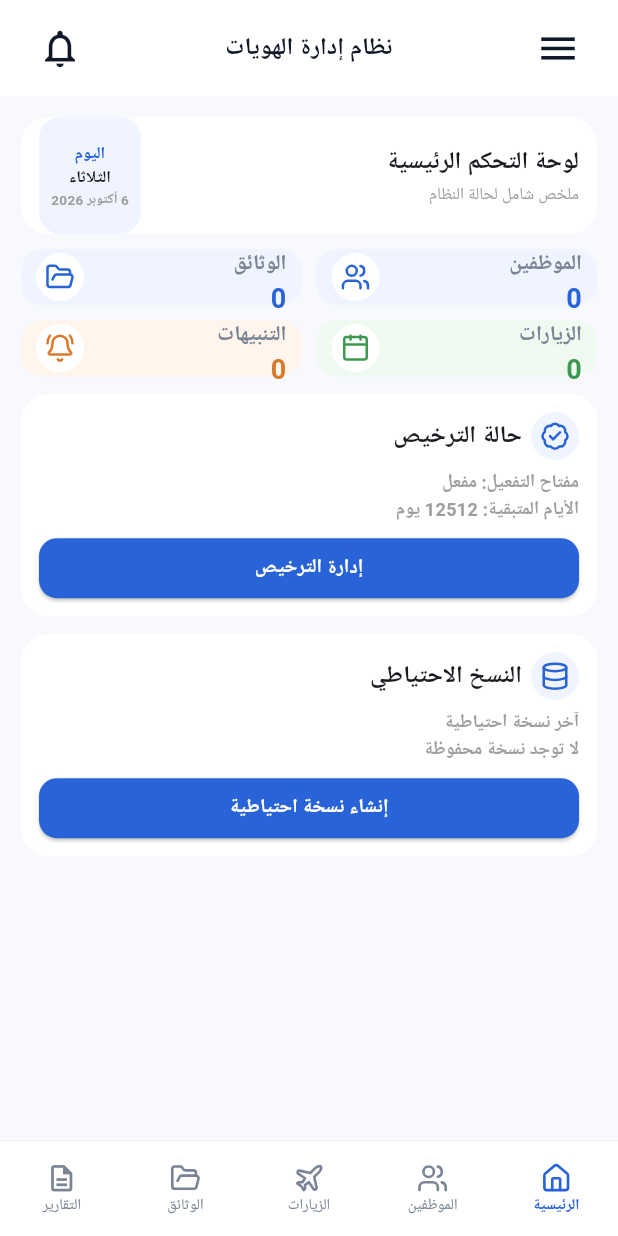
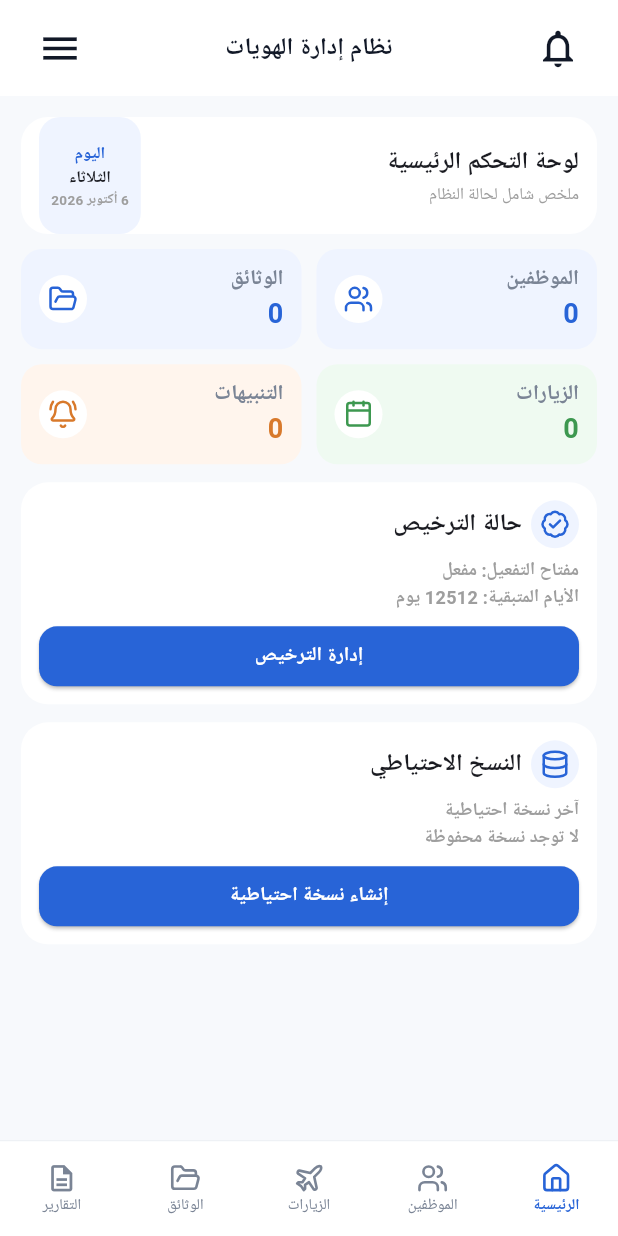
Before and after one commit to alazani-web/employee_id_app, a Flutter app: the screen it shows after launch, on a phone screen of 412 x 824 dp. Run offline on Flutter 3.47's test engine with Material 3 defaults, Android fonts, the phone set to English and light mode, and no system bars; our stand-ins replace file_picker, firebase_core, flutter_local_notifications, flutter_svg, flutter_timezone, lucide_icons_flutter and 4 more; missing offline and left inert: excel, universal_html; accounts and stored records are empty; Roboto replaces fonts that are missing (Cairo).

Commit message:
تعديلات

```diff
--- a/lib/app.dart
+++ b/lib/app.dart
@@ -27,26 +27,27 @@ class _AppState extends State<App> with WidgetsBindingObserver {
 
   String currentPage = 'home';
 
-  // نحتفظ بالصفحات الرئيسية داخل IndexedStack حتى لا يعاد بناؤها
-  // عند كل انتقال، وبالتالي لا يحدث اهتزاز أو انتقال بصري غير مرغوب.
-  final List<Widget> _mainPages = const [
-    HomeScreen(),
-    EmployeesScreen(),
-    VisitsScreen(),
-    DocumentsScreen(),
-    ReportsScreen(),
-  ];
+  late final List<Widget> _mainPages;
+
+  @override
+  void initState() {
+    super.initState();
+
+    _mainPages = [
+      HomeScreen(onNavigate: navigate),
+      const EmployeesScreen(),
+      const VisitsScreen(),
+      const DocumentsScreen(),
+      const ReportsScreen(),
+    ];
+
+    WidgetsBinding.instance.addObserver(this);
+    _loadLockState();
+  }
 
   bool _lockEnabled = false;
   bool _isLocked = false;
   bool _loadingLock = true;
-
-  @override
-  void initState() {
-    super.initState();
-    WidgetsBinding.instance.addObserver(this);
-    _loadLockState();
-  }
 
   @override
   void dispose() {
@@ -85,6 +86,7 @@ class _AppState extends State<App> with WidgetsBindingObserver {
 
     setState(() {
       _lockEnabled = enabled && pin.isNotEmpty;
+
       if (_lockEnabled) {
         _isLocked = true;
       }
@@ -97,8 +99,11 @@ class _AppState extends State<App> with WidgetsBindingObserver {
 
     if (pin == saved) {
       if (mounted) {
-        setState(() => _isLocked = false);
+        setState(() {
+          _isLocked = false;
+        });
       }
+
       return true;
     }
 
@@ -108,10 +113,9 @@ class _AppState extends State<App> with WidgetsBindingObserver {
   void navigate(String page) {
     if (!mounted) return;
 
-    scaffoldKey.currentState?.closeDrawer();
+    // إغلاق القائمة الجانبية من الجهة اليسرى
+    scaffoldKey.currentState?.closeEndDrawer();
 
-    // لا نستخدم Navigator.push عند تغيير تبويب رئيسي.
-    // مجرد تغيير index داخل IndexedStack يمنع حركة الصفحة والاهتزاز.
     setState(() {
       currentPage = page;
     });
@@ -121,12 +125,16 @@ class _AppState extends State<App> with WidgetsBindingObserver {
     switch (currentPage) {
       case 'employees':
         return 1;
+
       case 'visits':
         return 2;
+
       case 'documents':
         return 3;
+
       case 'reports':
         return 4;
+
       default:
         return 0;
     }
@@ -141,7 +149,10 @@ class _AppState extends State<App> with WidgetsBindingObserver {
 
   Widget _buildPage() {
     if (!_isMainPage) {
-      return SettingsScreen(selectedPage: currentPage);
+      return SettingsScreen(
+        selectedPage: currentPage,
+        onBack: () => navigate('home'),
+      );
     }
 
     return IndexedStack(
@@ -155,7 +166,9 @@ class _AppState extends State<App> with WidgetsBindingObserver {
     if (_loadingLock) {
       return const Material(
         color: Color(0xffF7F9FC),
-        child: Center(child: CircularProgressIndicator()),
+        child: Center(
+          child: CircularProgressIndicator(),
+        ),
       );
     }
 
@@ -163,14 +176,29 @@ class _AppState extends State<App> with WidgetsBindingObserver {
       children: [
         Scaffold(
           key: scaffoldKey,
-          drawer: SideMenu(onNavigate: navigate),
+
+          // القائمة الجانبية تظهر من الجهة اليسرى
+          // لأن التطبيق يعمل باتجاه RTL
+          endDrawer: SideMenu(
+            onNavigate: navigate,
+          ),
+
           body: Column(
             children: [
               AppHeader(
-                alertCount: context.watch<AlertProvider>().alertCount,
-                onMenuTap: () => scaffoldKey.currentState?.openDrawer(),
+                alertCount:
+                    context.watch<AlertProvider>().alertCount,
+
+                // فتح القائمة من الجهة اليسرى
+                onMenuTap: () {
+                  scaffoldKey.currentState?.openEndDrawer();
+                },
               ),
-              Expanded(child: _buildPage()),
+
+              Expanded(
+                child: _buildPage(),
+              ),
+
               if (_isMainPage)
                 SizedBox(
                   height: 64,
@@ -184,6 +212,7 @@ class _AppState extends State<App> with WidgetsBindingObserver {
                         'documents',
                         'reports',
                       ];
+
                       navigate(pages[index]);
                     },
                   ),
@@ -191,6 +220,7 @@ class _AppState extends State<App> with WidgetsBindingObserver {
             ],
           ),
         ),
+
         if (_isLocked)
           AppLockScreen(
             onUnlock: _verifyPin,
--- a/lib/main.dart
+++ b/lib/main.dart
@@ -15,7 +15,6 @@ Future<void> main() async {
   await NotificationService.instance.initialize();
 
   // إعادة جدولة التنبيهات الموجودة في البيانات المحلية.
-  // أي إشعار تم إنشاؤه سابقًا لا يعتمد على فتح صفحة معينة.
   try {
     await NotificationService.instance.syncStoredData();
   } catch (_) {
@@ -52,6 +51,10 @@ class MainApp extends StatelessWidget {
       title: 'نظام إدارة الهويات',
       debugShowCheckedModeBanner: false,
 
+      // ============================================================
+      // اللغة والاتجاه
+      // ============================================================
+
       localizationsDelegates: const [
         GlobalMaterialLocalizations.delegate,
         GlobalWidgetsLocalizations.delegate,
@@ -65,14 +68,38 @@ class MainApp extends StatelessWidget {
 
       locale: const Locale('ar', 'SA'),
 
+      // ============================================================
+      // الثيم العام
+      // ============================================================
+
       theme: ThemeData(
+        useMaterial3: true,
         fontFamily: 'Cairo',
-        useMaterial3: true,
+
         colorScheme: ColorScheme.fromSeed(
           seedColor: const Color(0xFF1D4ED8),
           primary: const Color(0xFF1D4ED8),
         ),
+
+        // منع الـ Material من إضافة تأثيرات أو ألوان
+        // غير مطلوبة على الأزرار والبطاقات.
+        splashFactory: InkRipple.splashFactory,
+
+        visualDensity: VisualDensity.standard,
+
+        pageTransitionsTheme: const PageTransitionsTheme(
+          builders: {
+            TargetPlatform.android:
+                CupertinoPageTransitionsBuilder(),
+            TargetPlatform.iOS:
+                CupertinoPageTransitionsBuilder(),
+          },
+        ),
       ),
+
+      // ============================================================
+      // الصفحة الرئيسية
+      // ============================================================
 
       home: const App(),
     );
--- a/lib/screens/home_screen.dart
+++ b/lib/screens/home_screen.dart
@@ -4,17 +4,19 @@ import 'package:flutter/material.dart';
 import 'package:shared_preferences/shared_preferences.dart';
 import 'package:flutter_svg/flutter_svg.dart';
 import 'package:provider/provider.dart';
+
 import '../providers/employee_provider.dart';
 import '../providers/visit_provider.dart';
-import '../providers/alert_provider.dart'; // استيراد مزود التنبيهات
-import 'employees_screen.dart';
-import 'visits_screen.dart';
-import 'documents_screen.dart';
-import 'alerts_screen.dart';
+import '../providers/alert_provider.dart';
 import 'settings_screen.dart';
 
 class HomeScreen extends StatefulWidget {
-  const HomeScreen({super.key});
+  final ValueChanged<String>? onNavigate;
+
+  const HomeScreen({
+    super.key,
+    this.onNavigate,
+  });
 
   @override
   State<HomeScreen> createState() => _HomeScreenState();
@@ -55,7 +57,9 @@ class _HomeScreenState extends State<HomeScreen> {
     return '${now.day} ${_months[now.month]} ${now.year}';
   }
 
-  static const String _documentsStorageKey = 'employee_id_app_documents_v2';
+  static const String _documentsStorageKey =
+      'employee_id_app_documents_v2';
+
   int _documentCount = 0;
 
   @override
@@ -68,33 +72,41 @@ class _HomeScreenState extends State<HomeScreen> {
     try {
       final prefs = await SharedPreferences.getInstance();
       final rawDocuments = prefs.getString(_documentsStorageKey);
+
       int count = 0;
 
       if (rawDocuments != null && rawDocuments.isNotEmpty) {
         final decoded = jsonDecode(rawDocuments);
+
         if (decoded is List) {
           count = decoded.length;
         }
       }
 
       if (!mounted) return;
-      setState(() => _documentCount = count);
+
+      setState(() {
+        _documentCount = count;
+      });
     } catch (_) {
       if (!mounted) return;
-      setState(() => _documentCount = 0);
+
+      setState(() {
+        _documentCount = 0;
+      });
     }
   }
 
   @override
   Widget build(BuildContext context) {
-    // جلب عدد الموظفين الحقيقي من المزود
-    final employeeCount = context.watch<EmployeeProvider>().employeeCount;
+    final employeeCount =
+        context.watch<EmployeeProvider>().employeeCount;
 
-    // جلب عدد الزيارات الحقيقي ديناميكياً من الـ VisitProvider
-    final visitCount = context.watch<VisitProvider>().visitCount;
+    final visitCount =
+        context.watch<VisitProvider>().visitCount;
 
-    // جلب عدد التنبيهات ديناميكياً من الـ AlertProvider
-    final alertCount = context.watch<AlertProvider>().alertCount;
+    final alertCount =
+        context.watch<AlertProvider>().alertCount;
 
     return Directionality(
       textDirection: TextDirection.rtl,
@@ -104,24 +116,26 @@ class _HomeScreenState extends State<HomeScreen> {
           padding: const EdgeInsets.all(14),
           child: Column(
             children: [
-              // Header المطابق تماماً لتصميم الصناديق
               Container(
                 height: 78,
-                padding: const EdgeInsets.symmetric(horizontal: 12),
+                padding:
+                    const EdgeInsets.symmetric(horizontal: 12),
                 decoration: BoxDecoration(
                   color: Colors.white,
                   borderRadius: BorderRadius.circular(18),
                 ),
                 child: Row(
-                  mainAxisAlignment: MainAxisAlignment.spaceBetween,
+                  mainAxisAlignment:
+                      MainAxisAlignment.spaceBetween,
                   children: [
-                    // العنوان والملخص في اليمين بخط بارز
                     const Column(
-                      mainAxisAlignment: MainAxisAlignment.center,
-                      crossAxisAlignment: CrossAxisAlignment.start,
+                      mainAxisAlignment:
+                          MainAxisAlignment.center,
+                      crossAxisAlignment:
+                          CrossAxisAlignment.start,
                       children: [
                         Text(
-                          "لوحة التحكم الرئيسية",
+                          'لوحة التحكم الرئيسية',
                           style: TextStyle(
                             fontSize: 16,
                             fontWeight: FontWeight.bold,
@@ -129,7 +143,7 @@ class _HomeScreenState extends State<HomeScreen> {
                         ),
                         SizedBox(height: 2),
                         Text(
-                          "ملخص شامل لحالة النظام",
+                          'ملخص شامل لحالة النظام',
                           style: TextStyle(
                             color: Colors.grey,
                             fontSize: 11,
@@ -138,19 +152,19 @@ class _HomeScreenState extends State<HomeScreen> {
                         ),
                       ],
                     ),
-
-                    // التاريخ واليوم في اليسار
                     Container(
                       padding: const EdgeInsets.all(8),
                       decoration: BoxDecoration(
                         color: const Color(0xffEFF4FF),
-                        borderRadius: BorderRadius.circular(14),
+                        borderRadius:
+                            BorderRadius.circular(14),
                       ),
                       child: Column(
-                        mainAxisAlignment: MainAxisAlignment.center,
+                        mainAxisAlignment:
+                            MainAxisAlignment.center,
                         children: [
                           const Text(
-                            "اليوم",
+                            'اليوم',
                             style: TextStyle(
                               color: Color(0xff2864D7),
                               fontSize: 11,
@@ -183,63 +197,55 @@ class _HomeScreenState extends State<HomeScreen> {
 
               GridView.count(
                 shrinkWrap: true,
-                physics: const NeverScrollableScrollPhysics(),
+                physics:
+                    const NeverScrollableScrollPhysics(),
                 crossAxisCount: 2,
                 crossAxisSpacing: 10,
                 mainAxisSpacing: 10,
-                childAspectRatio: 5.0,
+                childAspectRatio: 2.8,
                 children: [
                   StatCard(
-                    title: "الموظفين",
-                    count: "$employeeCount",
-                    icon: "assets/icons/users.svg",
+                    title: 'الموظفين',
+                    count: '$employeeCount',
+                    icon: 'assets/icons/users.svg',
                     color: const Color(0xff2864D7),
                     background: const Color(0xffEFF4FF),
-                    onTap: () => Navigator.push(
-                      context,
-                      MaterialPageRoute(
-                        builder: (_) => const EmployeesScreen(),
+                    onTap: () {
+                      widget.onNavigate?.call('employees');
+                    },
                   ),
-                    ),
-                  ),
+
                   StatCard(
-                    title: "الوثائق",
-                    count: "$_documentCount",
-                    icon: "assets/icons/folder_open.svg",
+                    title: 'الوثائق',
+                    count: '$_documentCount',
+                    icon: 'assets/icons/folder_open.svg',
                     color: const Color(0xff2864D7),
                     background: const Color(0xffEFF4FF),
-                    onTap: () => Navigator.push(
-                      context,
-                      MaterialPageRoute(
-                        builder: (_) => const DocumentsScreen(),
+                    onTap: () {
+                      widget.onNavigate?.call('documents');
+                    },
                   ),
-                    ),
-                  ),
+
                   StatCard(
-                    title: "الزيارات",
-                    count: "$visitCount",
-                    icon: "assets/icons/calendar.svg",
+                    title: 'الزيارات',
+                    count: '$visitCount',
+                    icon: 'assets/icons/calendar.svg',
                     color: const Color(0xff3D9850),
                     background: const Color(0xffEFFAF1),
-                    onTap: () => Navigator.push(
-                      context,
-                      MaterialPageRoute(
-                        builder: (_) => const VisitsScreen(),
+                    onTap: () {
+                      widget.onNavigate?.call('visits');
+                    },
                   ),
-                    ),
-                  ),
+
                   StatCard(
-                    title: "التنبيهات",
-                    count: "$alertCount", // عرض عداد التنبيهات الديناميكي هنا
-                    icon: "assets/icons/notifications.svg",
+                    title: 'التنبيهات',
+                    count: '$alertCount',
+                    icon: 'assets/icons/notifications.svg',
                     color: const Color(0xffD8792B),
                     background: const Color(0xfffff5ed),
-                    onTap: () => Navigator.push(
-                      context,
-                      MaterialPageRoute(
-                        builder: (_) => const AlertsScreen(),
-                      ),
-                    ),
+                    onTap: () {
+                      widget.onNavigate?.call('alerts');
+                    },
                   ),
                 ],
               ),
@@ -247,16 +253,17 @@ class _HomeScreenState extends State<HomeScreen> {
               const SizedBox(height: 12),
 
               InfoCard(
-                title: "حالة الترخيص",
-                icon: "assets/icons/badge_check.svg",
-                subtitle: "مفتاح التفعيل: مفعل\nالأيام المتبقية: 12512 يوم",
-                button: "إدارة الترخيص",
+                title: 'حالة الترخيص',
+                icon: 'assets/icons/badge_check.svg',
+                subtitle:
+                    'مفتاح التفعيل: مفعل\nالأيام المتبقية: 12512 يوم',
+                button: 'إدارة الترخيص',
                 onTap: () {
                   Navigator.push(
                     context,
                     MaterialPageRoute(
                       builder: (_) => const SettingsScreen(
-                        selectedPage: "activation",
+                        selectedPage: 'activation',
                       ),
                     ),
                   );
@@ -266,16 +273,17 @@ class _HomeScreenState extends State<HomeScreen> {
               const SizedBox(height: 12),
 
               InfoCard(
-                title: "النسخ الاحتياطي",
-                icon: "assets/icons/database.svg",
-                subtitle: "آخر نسخة احتياطية\nلا توجد نسخة محفوظة",
-                button: "إنشاء نسخة احتياطية",
+                title: 'النسخ الاحتياطي',
+                icon: 'assets/icons/database.svg',
+                subtitle:
+                    'آخر نسخة احتياطية\nلا توجد نسخة محفوظة',
+                button: 'إنشاء نسخة احتياطية',
                 onTap: () {
                   Navigator.push(
                     context,
                     MaterialPageRoute(
                       builder: (_) => const SettingsScreen(
-                        selectedPage: "backup",
+                        selectedPage: 'backup',
                       ),
                     ),
                   );
@@ -314,17 +322,21 @@ class StatCard extends StatelessWidget {
       borderRadius: BorderRadius.circular(14),
       child: Container(
         height: 55,
-        padding: const EdgeInsets.symmetric(horizontal: 10),
+        padding:
+            const EdgeInsets.symmetric(horizontal: 12),
         decoration: BoxDecoration(
           color: background,
           borderRadius: BorderRadius.circular(14),
         ),
         child: Row(
-        mainAxisAlignment: MainAxisAlignment.spaceBetween,
+          mainAxisAlignment:
+              MainAxisAlignment.spaceBetween,
           children: [
             Column(
-            mainAxisAlignment: MainAxisAlignment.center,
-            crossAxisAlignment: CrossAxisAlignment.start,
+              mainAxisAlignment:
+                  MainAxisAlignment.center,
+              crossAxisAlignment:
+                  CrossAxisAlignment.start,
               children: [
                 Text(
                   title,
@@ -344,6 +356,7 @@ class StatCard extends StatelessWidget {
                 ),
               ],
             ),
+
             Container(
               padding: const EdgeInsets.all(6),
               decoration: const BoxDecoration(
@@ -392,10 +405,12 @@ class InfoCard extends StatelessWidget {
         borderRadius: BorderRadius.circular(18),
       ),
       child: Column(
-        crossAxisAlignment: CrossAxisAlignment.stretch,
+        crossAxisAlignment:
+            CrossAxisAlignment.stretch,
         children: [
           Row(
-            mainAxisAlignment: MainAxisAlignment.start,
+            mainAxisAlignment:
+                MainAxisAlignment.start,
             children: [
               Container(
                 padding: const EdgeInsets.all(6),
@@ -407,13 +422,16 @@ class InfoCard extends StatelessWidget {
                   icon,
                   width: 20,
                   height: 20,
-                  colorFilter: const ColorFilter.mode(
+                  colorFilter:
+                      const ColorFilter.mode(
                     Color(0xff2864D7),
                     BlendMode.srcIn,
                   ),
                 ),
               ),
+
               const SizedBox(width: 6),
+
               Text(
                 title,
                 style: const TextStyle(
@@ -423,7 +441,9 @@ class InfoCard extends StatelessWidget {
               ),
             ],
           ),
+
           const SizedBox(height: 6),
+
           Text(
             subtitle,
             textAlign: TextAlign.right,
@@ -433,15 +453,19 @@ class InfoCard extends StatelessWidget {
               color: Colors.grey,
             ),
           ),
+
           const SizedBox(height: 10),
+
           SizedBox(
             height: 40,
             child: ElevatedButton(
               onPressed: onTap,
               style: ElevatedButton.styleFrom(
-                backgroundColor: const Color(0xff2864D7),
+                backgroundColor:
+                    const Color(0xff2864D7),
                 shape: RoundedRectangleBorder(
-                  borderRadius: BorderRadius.circular(12),
+                  borderRadius:
+                      BorderRadius.circular(12),
                 ),
               ),
               child: Text(
--- a/lib/widgets/app_header.dart
+++ b/lib/widgets/app_header.dart
@@ -17,46 +17,18 @@ class AppHeader extends StatelessWidget {
       height: 64,
       padding: const EdgeInsets.symmetric(horizontal: 16),
       color: Colors.white,
-
+      child: Directionality(
+        textDirection: TextDirection.rtl,
         child: Row(
           mainAxisAlignment: MainAxisAlignment.spaceBetween,
           children: [
-
-          // =================================================
-          // زر القائمة
-          // =================================================
-
-          IconButton(
-            onPressed: onMenuTap,
-
-            icon: const Icon(
-              Icons.menu,
-              size: 30,
-              color: Color(0xff111827),
-            ),
-          ),
-
-          // =================================================
-          // اسم التطبيق
-          // =================================================
-
-          const Text(
-            "نظام إدارة الهويات",
-            style: TextStyle(
-              fontSize: 16,
-              fontWeight: FontWeight.bold,
-              color: Color(0xff111827),
-            ),
-          ),
-
-          // =================================================
-          // التنبيهات
-          // =================================================
+            // ============================================================
+            // التنبيهات - جهة اليمين
+            // ============================================================
 
             Stack(
               clipBehavior: Clip.none,
               children: [
-
                 IconButton(
                   onPressed: () {
                     Navigator.push(
@@ -66,7 +38,6 @@ class AppHeader extends StatelessWidget {
                       ),
                     );
                   },
-
                   icon: const Icon(
                     Icons.notifications_none,
                     size: 30,
@@ -74,25 +45,21 @@ class AppHeader extends StatelessWidget {
                   ),
                 ),
 
+                // عدد التنبيهات
                 if (alertCount > 0)
                   Positioned(
                     right: 4,
                     top: 2,
-
                     child: Container(
                       width: 19,
                       height: 19,
-
                       alignment: Alignment.center,
-
                       decoration: const BoxDecoration(
                         color: Colors.red,
                         shape: BoxShape.circle,
                       ),
-
                       child: Text(
                         alertCount.toString(),
-
                         style: const TextStyle(
                           color: Colors.white,
                           fontSize: 10,
@@ -103,7 +70,39 @@ class AppHeader extends StatelessWidget {
                   ),
               ],
             ),
+
+            // ============================================================
+            // اسم التطبيق - الوسط
+            // ============================================================
+
+            const Expanded(
+              child: Center(
+                child: Text(
+                  "نظام إدارة الهويات",
+                  style: TextStyle(
+                    fontSize: 16,
+                    fontWeight: FontWeight.bold,
+                    color: Color(0xff111827),
+                  ),
+                ),
+              ),
+            ),
+
+            // ============================================================
+            // زر القائمة - جهة اليسار
+            // ============================================================
+
+            IconButton(
+              onPressed: onMenuTap,
+              tooltip: "القائمة",
+              icon: const Icon(
+                Icons.menu,
+                size: 30,
+                color: Color(0xff111827),
+              ),
+            ),
           ],
+        ),
       ),
     );
   }
```
Also changed, not shown: lib/screens/settings_screen.dart (+23 -0 lines), lib2/app.dart (+90 -25 lines). Lines whose indentation alone changed are shown as unchanged.
